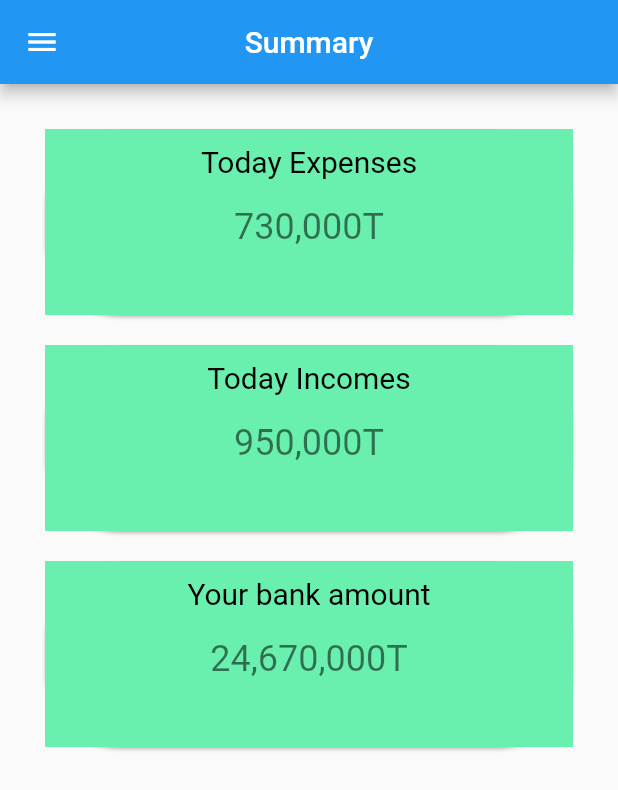
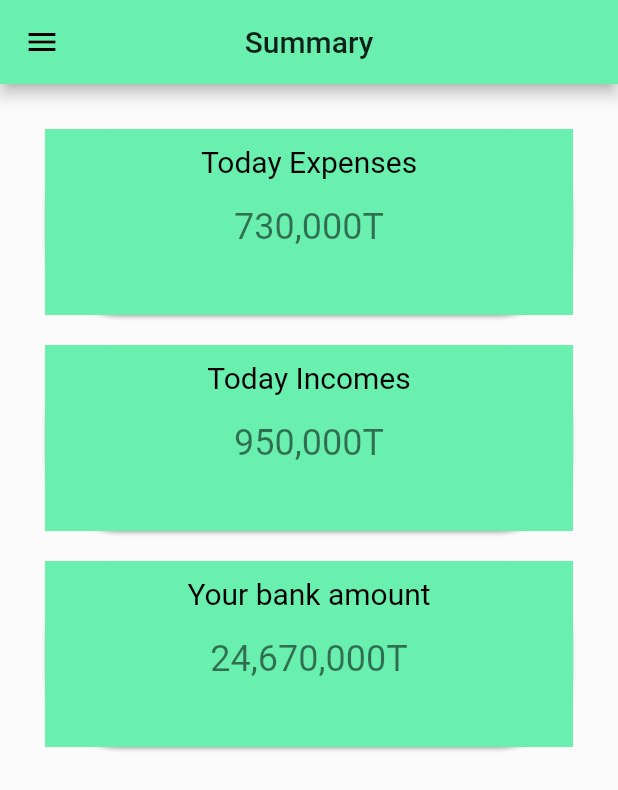
Before and after one commit to mehranz/meAccounting, a Flutter app: the screen it shows after launch, on a phone screen of 412 x 824 dp. Shown: the top 790 px of the screen. Run offline on Flutter 3.47's test engine with Material 2 defaults, Android fonts, the phone set to English and light mode, and no system bars.

Commit message:
changed app primary color to greenAccent

```diff
--- a/lib/src/app.dart
+++ b/lib/src/app.dart
@@ -13,6 +13,8 @@ class App extends StatelessWidget {
      */
     return MaterialApp(
       title: "MeAccouting",
+      theme: ThemeData(primaryColor: Colors.greenAccent),
+
       home: HomeScreen(),
     );
   }
```
